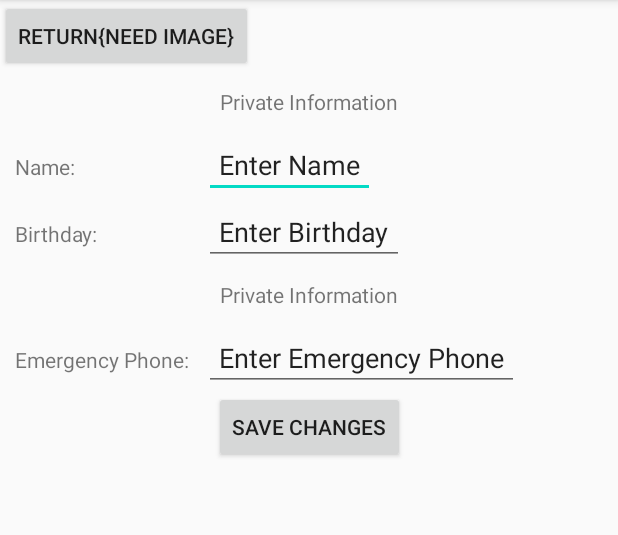
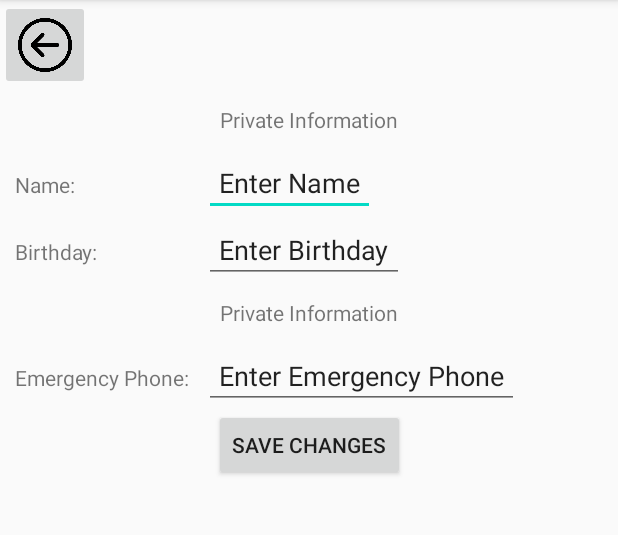
Before and after one commit to ElikBelik77/PulseNotifier, an Android app: the OptionActivity screen opened directly, with no data from a screen before it, on a phone screen of 412 x 824 dp, the part 84-619 px from its top. Run offline under Robolectric (Android 15) with nearby library versions, the phone set to English and light mode, and no system bars.

Commit message:
Added return ImageButton in OptionActivity and EventActivity.

```diff
--- a/app/src/main/java/com/example/pulsenotifier/EventActivity.java
+++ b/app/src/main/java/com/example/pulsenotifier/EventActivity.java
@@ -62,4 +62,15 @@ public class EventActivity extends AppCompatActivity implements OnMapReadyCallba
             AudioPlayer.get().playAudio(eventEntity.recordingPath);
         }
     }
+
+    public void onReturnClick(View view) {
+        // make sure we were clicked but the return button
+        if (view.getId() == R.id.returnButton) {
+            // return to main activity
+
+            // DON'T KNOW IF IT WORKS. FOUND IT ON STACK OVERFLOW:
+            // https://stackoverflow.com/questions/24610527/how-do-i-get-a-button-to-open-another-activity
+            startActivity(new Intent(EventActivity.this, MainActivity.class));
+        }
+    }
 }
--- a/app/src/main/res/layout/activity_event.xml
+++ b/app/src/main/res/layout/activity_event.xml
@@ -5,6 +5,16 @@
     android:layout_width="match_parent"
     android:layout_height="match_parent"
     tools:context=".EventActivity">
+
+    <ImageButton
+        android:id="@+id/returnButton"
+        android:layout_width="60dp"
+        android:layout_height="60dp"
+        android:scaleType="centerInside"
+        android:layout_alignParentEnd="false"
+        android:src="@drawable/back_button"
+        android:onClick="onReturnClick"
+        tools:ignore="MissingConstraints" />
 
     <TextView
         android:id="@+id/recordingTextView"
--- a/app/src/main/res/layout/activity_option.xml
+++ b/app/src/main/res/layout/activity_option.xml
@@ -6,6 +6,16 @@
     android:layout_height="match_parent"
     tools:context=".OptionActivity">
 
+    <ImageButton
+        android:id="@+id/returnButton"
+        android:layout_width="60dp"
+        android:layout_height="60dp"
+        android:scaleType="centerInside"
+        android:layout_alignParentEnd="false"
+        android:src="@drawable/back_button"
+        android:onClick="onReturnClick" />
+
+<!--
     <Button
         android:id="@+id/returnButton"
 
@@ -14,7 +24,7 @@
         android:layout_alignParentEnd="false"
 
         android:onClick="onReturnClick"
-        android:text="return{need image}" />
+        android:text="return{need image}" />     -->
 
 
     <GridLayout
@@ -34,7 +44,7 @@
             android:layout_columnSpan="2"
             android:layout_gravity="center_horizontal"
             android:padding="10dp"
-            android:text="Private Information" />
+            android:text="@string/option_title" />
 
 
         <TextView
@@ -45,7 +55,7 @@
 
             android:padding="10dp"
 
-            android:text="Name:" />
+            android:text="@string/enter_name" />
 
 
         <EditText
@@ -57,7 +67,7 @@
             android:padding="10dp"
             android:singleLine="true"
 
-            android:text="Enter Name"
+            android:text="@string/enter_name_edit"
             android:autofillHints="Enter Name"
             android:inputType="textPersonName"
             tools:ignore="LabelFor" />
@@ -71,7 +81,7 @@
 
             android:padding="10dp"
 
-            android:text="Birthday:" />
+            android:text="@string/enter_bday" />
 
 
         <EditText
@@ -83,7 +93,7 @@
             android:padding="10dp"
             android:singleLine="true"
 
-            android:text="Enter Birthday"
+            android:text="@string/enter_bday_edit"
             android:autofillHints="Enter your birth date"
             android:inputType="date"
             tools:ignore="LabelFor" />
@@ -98,7 +108,7 @@
             android:layout_columnSpan="2"
             android:layout_gravity="center_horizontal"
             android:padding="10dp"
-            android:text="Private Information" />
+            android:text="@string/option_subtitle" />
 
 
         <TextView
@@ -109,7 +119,7 @@
 
             android:padding="10dp"
 
-            android:text="Emergency Phone:" />
+            android:text="@string/emergency_phone" />
 
 
         <EditText
@@ -121,7 +131,7 @@
             android:padding="10dp"
             android:singleLine="true"
 
-            android:text="Enter Emergency Phone"
+            android:text="@string/emergency_phone_edit"
             android:autofillHints="Enter a valid phone number"
             android:inputType="phone"
             android:digits="0123456789+- "
@@ -134,11 +144,10 @@
             android:layout_height="wrap_content"
             android:layout_columnSpan="2"
 
-            android:layout_alignParentEnd="false"
             android:layout_gravity="center_horizontal"
 
             android:onClick="onSubmitClick"
-            android:text="Save Changes" />
+            android:text="@string/submit_button_text" />
 
 
     </GridLayout>
--- a/app/src/main/res/values/strings.xml
+++ b/app/src/main/res/values/strings.xml
@@ -15,4 +15,14 @@
     <string name="app_switch_text_view">Toggle safe mode</string>
     <string name="events_text_view">Events</string>
     <string name="refresh_text_view">Refresh</string>
+    <string name="option_title">Private Information</string>
+    <string name="enter_name">Name:</string>
+    <string name="enter_name_edit">Enter Name</string>
+    <string name="enter_bday">Birthday:</string>
+    <string name="enter_bday_edit">Enter Birthday</string>
+    <string name="option_subtitle">Private Information</string>
+    <string name="emergency_phone">Emergency Phone:</string>
+    <string name="emergency_phone_edit">Enter Emergency Phone</string>
+    <string name="submit_button_text">Save Changes</string>
+
 </resources>
```
Also changed, not shown: app/src/main/res/drawable-v24/back_button.png (added).
